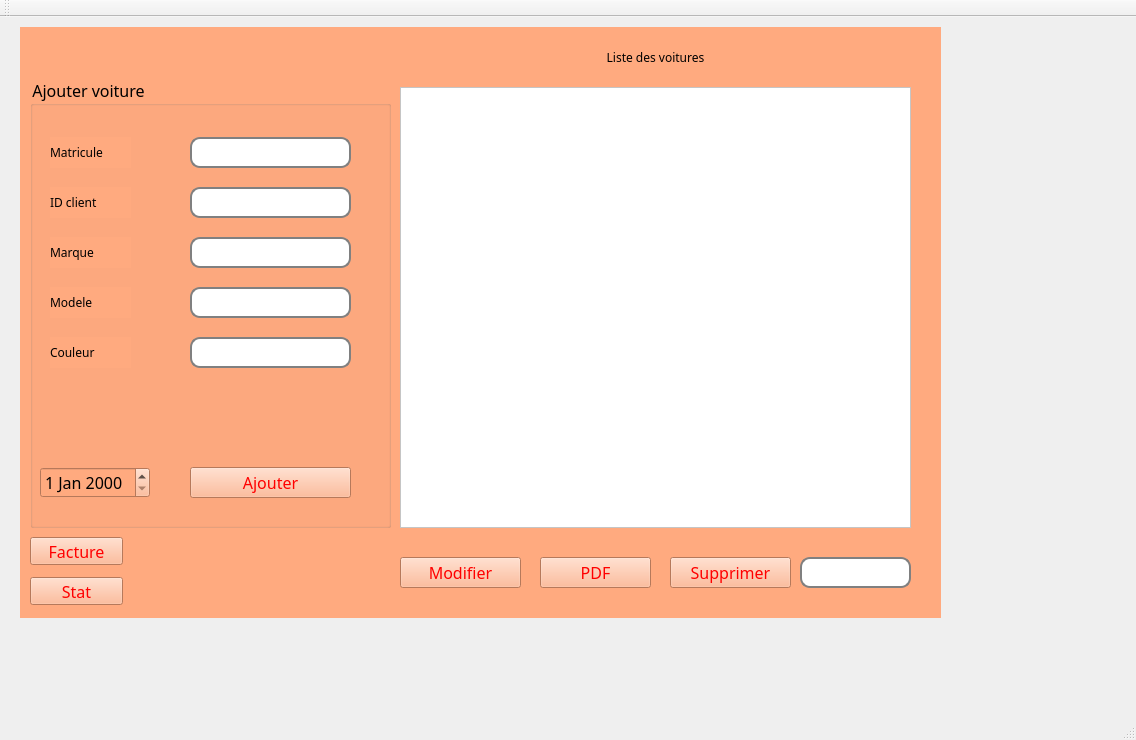
Qt form mainwindow.ui (firastourki99/smartgarage) before a commit.
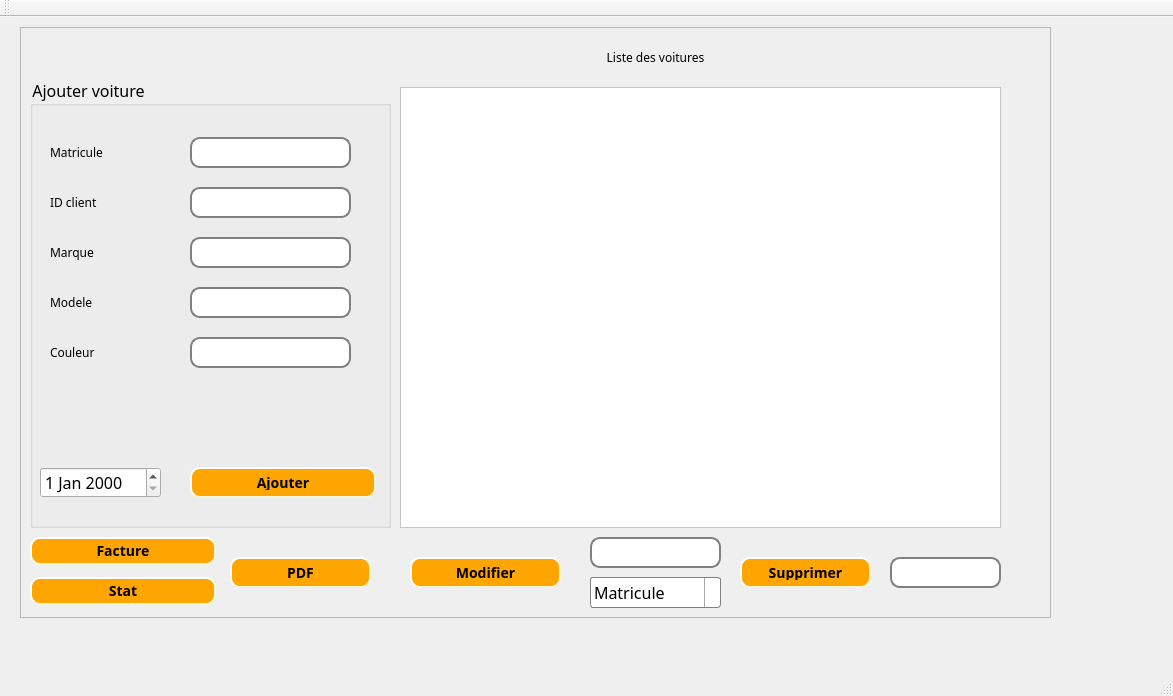
The same form after that commit. Icons and pictures are not drawn.

Commit message: implementation modifier (non terminé).

The edit to the form file:
```diff
--- a/mainwindow.ui
+++ b/mainwindow.ui
@@ -6,8 +6,8 @@
    <rect>
     <x>0</x>
     <y>0</y>
-    <width>1136</width>
-    <height>740</height>
+    <width>1173</width>
+    <height>696</height>
    </rect>
   </property>
   <property name="windowTitle">
@@ -19,13 +19,70 @@
 	font-size : 16px;
 }
 
-QPushButton 
-{ 
-	color: red ;
-	selection-background-color: darkgray;
+QPushButton {
+    background-color: orange;
+    border-style: outset;
+    border-width: 2px;
+    border-radius: 10px;
+    border-color: beige;
+    font: bold 14px;
+    padding: 6px;
 }
-QComboBox { color: red ;}
-QLineEdit { color: red ;}</string>
+QPushButton:pressed {
+    background-color: rgb(255, 170, 127);
+    border-style: inset;
+}
+
+QLineEdit { color: brown }
+
+QComboBox {
+    border: 1px solid gray;
+    border-radius: 3px;
+    padding: 1px 18px 1px 3px;
+}
+
+QComboBox:editable {
+    background: white;
+}
+
+QComboBox:!editable, QComboBox::drop-down:editable {
+     background: qlineargradient(x1: 0, y1: 0, x2: 0, y2: 1,
+                                 stop: 0 #E1E1E1, stop: 0.4 #DDDDDD,
+                                 stop: 0.5 #D8D8D8, stop: 1.0 #D3D3D3);
+}
+
+/* QComboBox gets the &quot;on&quot; state when the popup is open */
+QComboBox:!editable:on, QComboBox::drop-down:editable:on {
+    background: qlineargradient(x1: 0, y1: 0, x2: 0, y2: 1,
+                                stop: 0 #D3D3D3, stop: 0.4 #D8D8D8,
+                                stop: 0.5 #DDDDDD, stop: 1.0 #E1E1E1);
+}
+
+QComboBox:on { /* shift the text when the popup opens */
+    padding-top: 3px;
+    padding-left: 4px;
+}
+
+QComboBox::drop-down {
+    subcontrol-origin: padding;
+    subcontrol-position: top right;
+    width: 15px;
+
+    border-left-width: 1px;
+    border-left-color: darkgray;
+    border-left-style: solid; /* just a single line */
+    border-top-right-radius: 3px; /* same radius as the QComboBox */
+    border-bottom-right-radius: 3px;
+}
+
+QComboBox::down-arrow {
+    image: url(C:/Users/mehdi/OneDrive/Documents/down_arrow.png);
+}
+
+QComboBox::down-arrow:on { 
+    top: 1px;
+    left: 1px;
+}</string>
   </property>
   <widget class="QWidget" name="centralWidget">
    <widget class="QFrame" name="frame">
@@ -33,7 +90,7 @@
      <rect>
       <x>20</x>
       <y>10</y>
-      <width>921</width>
+      <width>1031</width>
       <height>591</height>
      </rect>
     </property>
@@ -48,12 +105,12 @@
       <rect>
        <x>0</x>
        <y>0</y>
-       <width>921</width>
-       <height>591</height>
+       <width>1071</width>
+       <height>611</height>
       </rect>
      </property>
      <property name="styleSheet">
-      <string notr="true">background : rgb(255, 170, 127);</string>
+      <string notr="true"/>
      </property>
      <property name="currentIndex">
       <number>0</number>
@@ -237,7 +294,7 @@
          <rect>
           <x>10</x>
           <y>390</y>
-          <width>110</width>
+          <width>121</width>
           <height>31</height>
          </rect>
         </property>
@@ -247,7 +304,7 @@
          <rect>
           <x>160</x>
           <y>390</y>
-          <width>161</width>
+          <width>186</width>
           <height>31</height>
          </rect>
         </property>
@@ -291,9 +348,9 @@
       <widget class="QPushButton" name="pb_supprimer">
        <property name="geometry">
         <rect>
-         <x>650</x>
+         <x>720</x>
          <y>530</y>
-         <width>121</width>
+         <width>131</width>
          <height>31</height>
         </rect>
        </property>
@@ -309,7 +366,7 @@
         <rect>
          <x>380</x>
          <y>60</y>
-         <width>511</width>
+         <width>601</width>
          <height>441</height>
         </rect>
        </property>
@@ -320,9 +377,9 @@
       <widget class="QPushButton" name="pb_modifier">
        <property name="geometry">
         <rect>
-         <x>380</x>
+         <x>390</x>
          <y>530</y>
-         <width>121</width>
+         <width>151</width>
          <height>31</height>
         </rect>
        </property>
@@ -333,25 +390,12 @@
         <string>Modifier</string>
        </property>
       </widget>
-      <widget class="QPushButton" name="pushButton">
-       <property name="geometry">
-        <rect>
-         <x>520</x>
-         <y>530</y>
-         <width>111</width>
-         <height>31</height>
-        </rect>
-       </property>
-       <property name="text">
-        <string>PDF</string>
-       </property>
-      </widget>
       <widget class="QPushButton" name="pushButton_3">
        <property name="geometry">
         <rect>
          <x>10</x>
          <y>510</y>
-         <width>93</width>
+         <width>186</width>
          <height>28</height>
         </rect>
        </property>
@@ -364,7 +408,7 @@
         <rect>
          <x>10</x>
          <y>550</y>
-         <width>93</width>
+         <width>186</width>
          <height>28</height>
         </rect>
        </property>
@@ -375,7 +419,7 @@
       <widget class="QLineEdit" name="le_supprimer">
        <property name="geometry">
         <rect>
-         <x>780</x>
+         <x>870</x>
          <y>530</y>
          <width>111</width>
          <height>31</height>
@@ -390,6 +434,72 @@
  </string>
        </property>
       </widget>
+      <widget class="QComboBox" name="CB_modify">
+       <property name="geometry">
+        <rect>
+         <x>570</x>
+         <y>550</y>
+         <width>131</width>
+         <height>31</height>
+        </rect>
+       </property>
+       <item>
+        <property name="text">
+         <string>Matricule</string>
+        </property>
+       </item>
+       <item>
+        <property name="text">
+         <string>ID</string>
+        </property>
+       </item>
+       <item>
+        <property name="text">
+         <string>Marque</string>
+        </property>
+       </item>
+       <item>
+        <property name="text">
+         <string>Modele</string>
+        </property>
+       </item>
+       <item>
+        <property name="text">
+         <string>Couleur</string>
+        </property>
+       </item>
+      </widget>
+      <widget class="QPushButton" name="pushButton">
+       <property name="geometry">
+        <rect>
+         <x>210</x>
+         <y>530</y>
+         <width>141</width>
+         <height>31</height>
+        </rect>
+       </property>
+       <property name="text">
+        <string>PDF</string>
+       </property>
+      </widget>
+      <widget class="QLineEdit" name="le_modifier">
+       <property name="geometry">
+        <rect>
+         <x>570</x>
+         <y>510</y>
+         <width>131</width>
+         <height>31</height>
+        </rect>
+       </property>
+       <property name="styleSheet">
+        <string notr="true">     border: 2px solid gray;
+     border-radius: 10px;
+     padding: 0 8px;
+     background:rgb(255, 255, 255);
+     selection-background-color: darkgray;
+ </string>
+       </property>
+      </widget>
      </widget>
     </widget>
    </widget>
```
Left out of the diff: 2 changed lines with no effect on the pictures. The commit also changes 5 other files.
